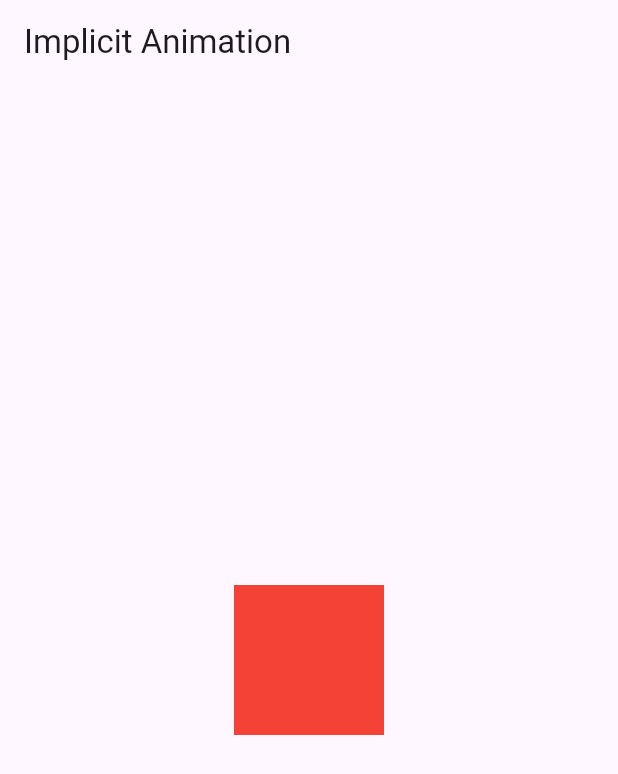
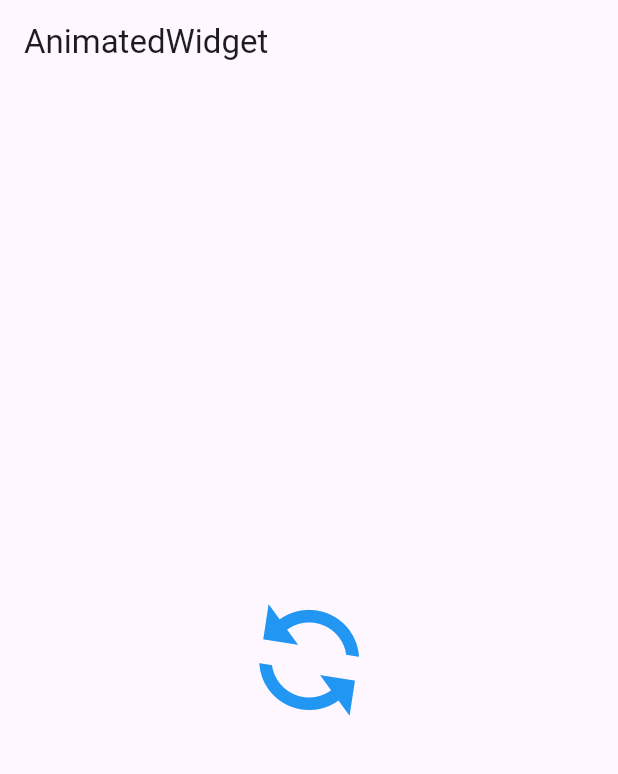
Before and after one commit to HassanTeslim007/animation_lessons, a Flutter app: the screen it shows after launch, on a phone screen of 412 x 824 dp. Shown: the top 774 px of the screen. Run offline on Flutter 3.47's test engine with Material 3 defaults, Android fonts, the phone set to English and light mode, and no system bars.

Commit message:
refactor: implement AnimatedWidgetExample with SpinningIcon animation

```diff
--- a/lib/main.dart
+++ b/lib/main.dart
@@ -1,43 +1,61 @@
 import 'package:flutter/material.dart';
+import 'dart:math';
 
-void main() => runApp(MaterialApp(home: ImplicitAnimationExample()));
+void main() => runApp(MaterialApp(home: AnimatedWidgetExample()));
 
-// Implicit Animation
-//Definition: Implicit animations are animations that automatically animate changes to properties of a widget without requiring explicit animation controllers or tweens. They are simpler to implement and are useful for straightforward transitions.
+//AnimatedWidget is a base class that lets you create reusable and performance-efficient animated components without using setState() or AnimatedBuilder. You subclass it and pass in an Animation.
 
-// Example: AnimatedContainer, AnimatedOpacity, AnimatedPadding, etc.
+// It automatically rebuilds when the animation changes, allowing you to focus on the widget's appearance rather than the animation logic.
 
-//Code Example:
-// This example demonstrates an AnimatedContainer that changes its size and color when tapped.
+// Example: A spinning icon that rotates continuously using an AnimationController.
 
-class ImplicitAnimationExample extends StatefulWidget {
-  const ImplicitAnimationExample({super.key});
+class AnimatedWidgetExample extends StatefulWidget {
+  const AnimatedWidgetExample({super.key});
 
   @override
-  ImplicitAnimationExampleState createState() => ImplicitAnimationExampleState();
+  AnimatedWidgetExampleState createState() => AnimatedWidgetExampleState();
 }
 
-class ImplicitAnimationExampleState extends State<ImplicitAnimationExample> {
-  bool _toggled = false;
+class AnimatedWidgetExampleState extends State<AnimatedWidgetExample> with SingleTickerProviderStateMixin {
+  late AnimationController _controller;
+
+  @override
+  void initState() {
+    super.initState();
+    _controller = AnimationController(
+      vsync: this,
+      duration: Duration(seconds: 2),
+    )..repeat();
+  }
+
+  @override
+  void dispose() {
+    _controller.dispose();
+    super.dispose();
+  }
 
   @override
   Widget build(BuildContext context) {
     return Scaffold(
-      appBar: AppBar(title: Text("Implicit Animation")),
+      appBar: AppBar(title: Text("AnimatedWidget")),
       body: Center(
-        child: GestureDetector(
-          onTap: () {
-            setState(() => _toggled = !_toggled);
-          },
-          child: AnimatedContainer(
-            duration: Duration(seconds: 1),
-            curve: Curves.easeInOut,
-            width: _toggled ? 200 : 100,
-            height: _toggled ? 200 : 100,
-            color: _toggled ? Colors.blue : Colors.red,
-          ),
-        ),
+        child: SpinningIcon(animation: _controller),
       ),
     );
   }
 }
+
+class SpinningIcon extends AnimatedWidget {
+  const SpinningIcon({super.key, required Animation<double> animation})
+      : super(listenable: animation);
+
+  Animation<double> get animation => listenable as Animation<double>;
+
+  @override
+  Widget build(BuildContext context) {
+    return Transform.rotate(
+      angle: animation.value * 2 * pi,
+      child: Icon(Icons.sync, size: 100, color: Colors.blue),
+    );
+  }
+}
```
